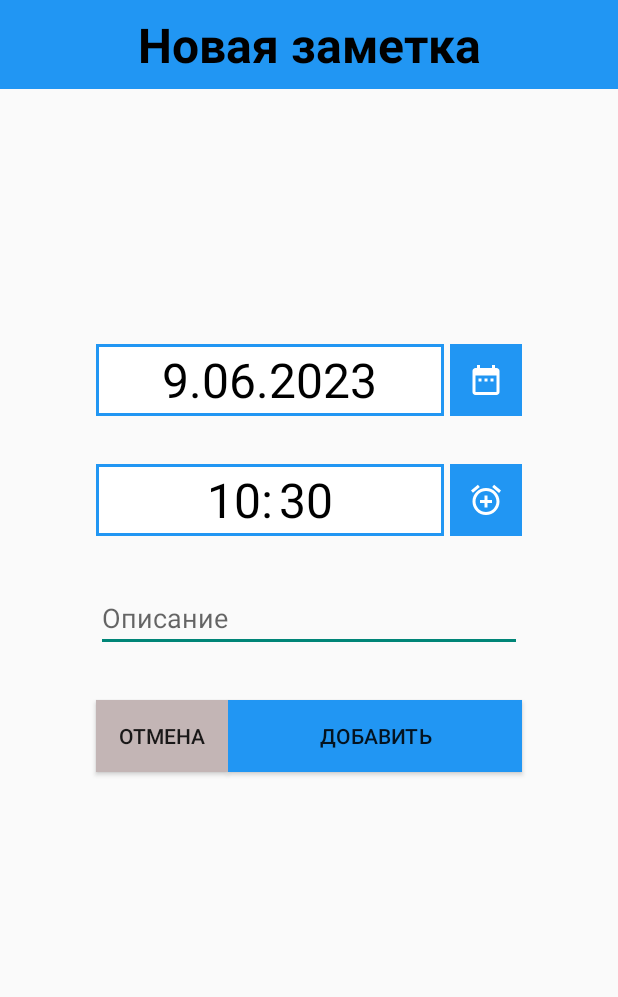
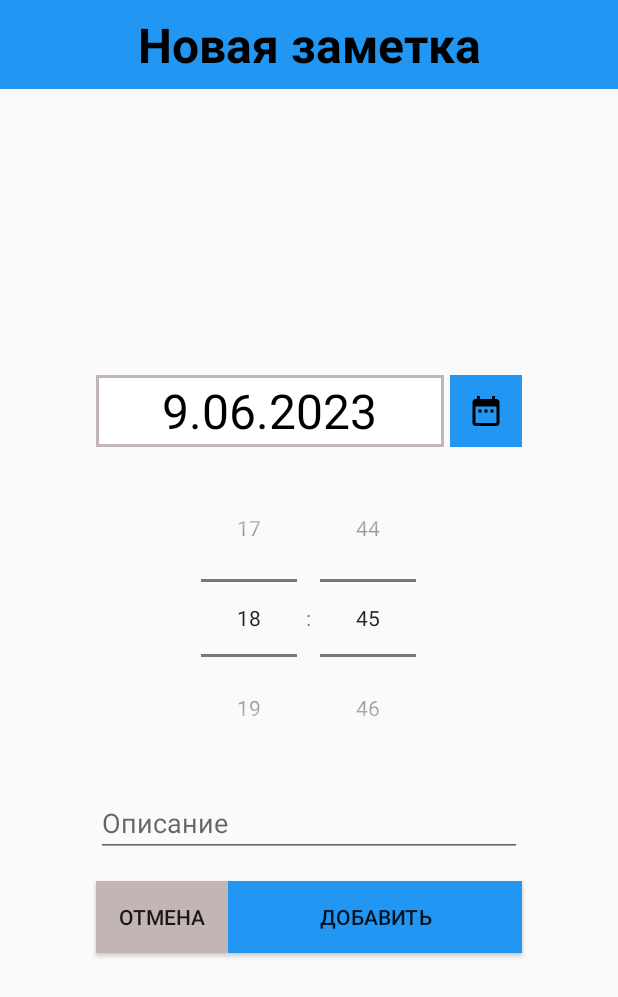
Before and after one commit to fedorov-andrii-andriiovych/Alarm-Clock-XML, an Android app: the fragment SetTimeFragment shown on its own in the app's theme, after a tap on "ДОБАВИТЬ", on a phone screen of 412 x 824 dp. Shown: the top 997 px of the screen. Run offline under Robolectric (Android 15) with nearby library versions, the phone set to English and light mode, and no system bars; our stand-ins replace Room's generated code.

Commit message:
refactor timePicker and change sound and update setTimeFragmentgit

```diff
--- a/app/src/main/java/com/fedorov/andrii/andriiovych/alarmclock/broadcast/AlarmReceiver.kt
+++ b/app/src/main/java/com/fedorov/andrii/andriiovych/alarmclock/broadcast/AlarmReceiver.kt
@@ -23,7 +23,7 @@ class AlarmReceiver : BroadcastReceiver() {
     override fun onReceive(context: Context, intent: Intent) {
         val id = intent.getIntExtra(SetTimeFragment.ID, 0)
         val descriptionIntent = intent.getStringExtra(SetTimeFragment.DESCRIPTION)
-        val mediaPlayer = MediaPlayer.create(context, R.raw.sound)
+        val mediaPlayer = MediaPlayer.create(context, R.raw.zvonok)
         mediaPlayer.start()
         val fullScreenIntent = Intent(context.applicationContext, MainActivity::class.java)
         fullScreenIntent.flags = Intent.FLAG_ACTIVITY_NEW_TASK
@@ -45,12 +45,12 @@ class AlarmReceiver : BroadcastReceiver() {
         val notificationManager: NotificationManager =
             context.getSystemService(Context.NOTIFICATION_SERVICE) as NotificationManager
         notificationManager.createNotificationChannel(channel)
-        var builder = NotificationCompat.Builder(context, "1")
+        val builder = NotificationCompat.Builder(context, "1")
             .setSmallIcon(R.drawable.icon_note)
             .setContentTitle("Мои задачи:")
             .setContentText(descriptionIntent)
             .setPriority(NotificationCompat.PRIORITY_HIGH)
-            .setCategory(NotificationCompat.CATEGORY_CALL)
+            .setCategory(NotificationCompat.CATEGORY_ALARM)
             .setFullScreenIntent(fullScreenPendingIntent, true)
             .setOnlyAlertOnce(true)
         builder.setVisibility(NotificationCompat.VISIBILITY_PUBLIC)
--- a/app/src/main/java/com/fedorov/andrii/andriiovych/alarmclock/fragments/SetTimeFragment.kt
+++ b/app/src/main/java/com/fedorov/andrii/andriiovych/alarmclock/fragments/SetTimeFragment.kt
@@ -31,6 +31,7 @@ class SetTimeFragment : Fragment() {
         inflater: LayoutInflater, container: ViewGroup?,
         savedInstanceState: Bundle?
     ): View {
+
         mainViewModel =
             ViewModelProvider(this, MainViewModelModelFactory())[MainViewModel::class.java]
         binding = FragmentSetTimeBinding.inflate(inflater, container, false)
@@ -40,9 +41,9 @@ class SetTimeFragment : Fragment() {
 
     override fun onViewCreated(view: View, savedInstanceState: Bundle?) {
         super.onViewCreated(view, savedInstanceState)
+        binding.timePicker.setIs24HourView(true)
         binding.addButton.setOnClickListener { addAlarm() }
         binding.cancelButton.setOnClickListener { toMainFragment() }
-        binding.showTimeButton.setOnClickListener { showTimePicker() }
         binding.showDateButton.setOnClickListener { showDatePicker() }
         mainViewModel.alarmId.observe(viewLifecycleOwner) { id ->
             setAlarm(calendar.timeInMillis, id)
@@ -52,8 +53,6 @@ class SetTimeFragment : Fragment() {
 
     private fun initTime() {
         binding.apply {
-            hourEditText.text =String.format("%02d",calendar.get(Calendar.HOUR_OF_DAY))
-            minuteEditText.text = String.format("%02d",calendar.get(Calendar.MINUTE))
             dayTextView.text = calendar.get(Calendar.DAY_OF_MONTH).toString()
             monthTextView.text = String.format("%02d",calendar.get(Calendar.MONTH)+1)
             yearTextView.text = calendar.get(Calendar.YEAR).toString()
@@ -73,20 +72,9 @@ class SetTimeFragment : Fragment() {
         }, year, month, day).show()
     }
 
-    private fun showTimePicker() {
-        val hour = calendar.get(Calendar.HOUR_OF_DAY)
-        val minute = calendar.get(Calendar.MINUTE)
-        val timePickerDialog = TimePickerDialog(requireContext(), { _, selectedHour, selectedMinute ->
-            binding.hourEditText.text =String.format("%02d",selectedHour)
-            binding.minuteEditText.text = String.format("%02d",selectedMinute)
-        }, hour, minute, true)
-        timePickerDialog.show()
-    }
-
-
     private fun addAlarm() {
-        val hours = binding.hourEditText.text.toString().toInt()
-        val minutes = binding.minuteEditText.text.toString().toInt()
+        val hours = binding.timePicker.hour
+        val minutes = binding.timePicker.minute
         val day = binding.dayTextView.text.toString().toInt()
         val month= binding.monthTextView.text.toString().toInt()
         val year = binding.yearTextView.text.toString().toInt()
--- a/app/src/main/res/drawable/textview_border_title.xml
+++ b/app/src/main/res/drawable/textview_border_title.xml
@@ -2,5 +2,5 @@
 
 <shape xmlns:android="http://schemas.android.com/apk/res/android" android:shape="rectangle" >
     <solid android:color="@color/white" />
-    <stroke android:width="2dip" android:color="#2196F3"/>
+    <stroke android:width="2dip" android:color="#C3B5B5"/>
 </shape>
--- a/app/src/main/res/layout/fragment_set_time.xml
+++ b/app/src/main/res/layout/fragment_set_time.xml
@@ -7,7 +7,22 @@
     android:layout_height="match_parent"
     tools:context=".fragments.SetTimeFragment">
 
+
     <!-- TODO: Update blank fragment layout -->
+
+    <TimePicker
+        android:id="@+id/timePicker"
+        android:layout_width="0dp"
+        android:layout_height="wrap_content"
+        android:layout_marginStart="64dp"
+        android:layout_marginEnd="64dp"
+        android:timePickerMode="spinner"
+        app:layout_constraintBottom_toBottomOf="parent"
+        app:layout_constraintEnd_toEndOf="parent"
+        app:layout_constraintHorizontal_bias="0.496"
+        app:layout_constraintStart_toStartOf="parent"
+        app:layout_constraintTop_toTopOf="parent" />
+
     <TextView
         android:id="@+id/textView"
         android:layout_width="0dp"
@@ -39,7 +54,7 @@
         android:id="@+id/cancelButton"
         android:layout_width="wrap_content"
         android:layout_height="wrap_content"
-        android:layout_marginTop="32dp"
+        android:layout_marginTop="16dp"
         android:background="#C3B5B5"
         android:text="Отмена"
         app:layout_constraintStart_toStartOf="@+id/descriptionEditText"
@@ -47,38 +62,26 @@
 
     <EditText
         android:id="@+id/descriptionEditText"
-        android:layout_width="match_parent"
+        android:layout_width="0dp"
         android:layout_height="wrap_content"
-        android:layout_marginStart="64dp"
-        android:layout_marginEnd="64dp"
+        android:layout_marginTop="8dp"
         android:ems="10"
         android:hint="Описание"
         android:inputType="textPersonName"
-        app:layout_constraintBottom_toBottomOf="parent"
-        app:layout_constraintEnd_toEndOf="parent"
-        app:layout_constraintHorizontal_bias="0.0"
-        app:layout_constraintStart_toStartOf="parent"
-        app:layout_constraintTop_toTopOf="parent" />
-
-    <ImageButton
-        android:id="@+id/showTimeButton"
-        android:layout_width="48dp"
-        android:layout_height="48dp"
-        android:layout_marginBottom="32dp"
-        android:background="#2196F3"
-        android:src="@drawable/icon_alarm_main"
-        app:layout_constraintBottom_toTopOf="@+id/descriptionEditText"
-        app:layout_constraintEnd_toEndOf="@+id/descriptionEditText" />
+        app:layout_constraintEnd_toEndOf="@+id/timePicker"
+        app:layout_constraintStart_toStartOf="@+id/timePicker"
+        app:layout_constraintTop_toBottomOf="@+id/timePicker" />
 
     <ImageButton
         android:id="@+id/showDateButton"
         android:layout_width="48dp"
         android:layout_height="48dp"
-        android:layout_marginBottom="32dp"
+        android:layout_marginBottom="8dp"
         android:background="#2196F3"
         android:src="@drawable/icon_date"
-        app:layout_constraintBottom_toTopOf="@+id/showTimeButton"
-        app:layout_constraintEnd_toEndOf="@+id/showTimeButton" />
+        app:layout_constraintBottom_toTopOf="@+id/timePicker"
+        app:layout_constraintEnd_toEndOf="@+id/timePicker"
+        app:tint="@color/black" />
 
     <LinearLayout
         android:layout_width="0dp"
@@ -89,7 +92,7 @@
         android:orientation="horizontal"
         app:layout_constraintBottom_toBottomOf="@+id/showDateButton"
         app:layout_constraintEnd_toStartOf="@+id/showDateButton"
-        app:layout_constraintStart_toStartOf="@+id/descriptionEditText"
+        app:layout_constraintStart_toStartOf="@+id/timePicker"
         app:layout_constraintTop_toTopOf="@+id/showDateButton">
 
         <TextView
@@ -144,48 +147,4 @@
 
     </LinearLayout>
 
-    <LinearLayout
-        android:layout_width="0dp"
-        android:layout_height="48dp"
-        android:layout_marginEnd="4dp"
-        android:gravity="center"
-        android:background="@drawable/textview_border_title"
-        android:orientation="horizontal"
-        app:layout_constraintBottom_toBottomOf="@+id/showTimeButton"
-        app:layout_constraintEnd_toStartOf="@+id/showTimeButton"
-        app:layout_constraintStart_toStartOf="@+id/descriptionEditText"
-        app:layout_constraintTop_toTopOf="@+id/showTimeButton">
-
-        <TextView
-            android:id="@+id/hourEditText"
-            android:layout_width="wrap_content"
-            android:layout_height="wrap_content"
-            android:maxLength="2"
-            android:maxLines="1"
-            android:text="00"
-            android:textColor="@color/black"
-            android:textSize="32sp" />
-
-        <TextView
-            android:id="@+id/midleTextView"
-            android:layout_width="wrap_content"
-            android:layout_height="wrap_content"
-            android:maxLines="1"
-            android:text=":"
-            android:textColor="@color/black"
-            android:textSize="32sp" />
-
-        <TextView
-            android:id="@+id/minuteEditText"
-            android:layout_width="wrap_content"
-            android:layout_height="wrap_content"
-            android:layout_marginStart="4dp"
-            android:maxLength="2"
-            android:maxLines="1"
-            android:text="00"
-            android:textColor="@color/black"
-            android:textSize="32sp" />
-
-    </LinearLayout>
-
 </androidx.constraintlayout.widget.ConstraintLayout>
```
Also changed, not shown: 2 other files.
